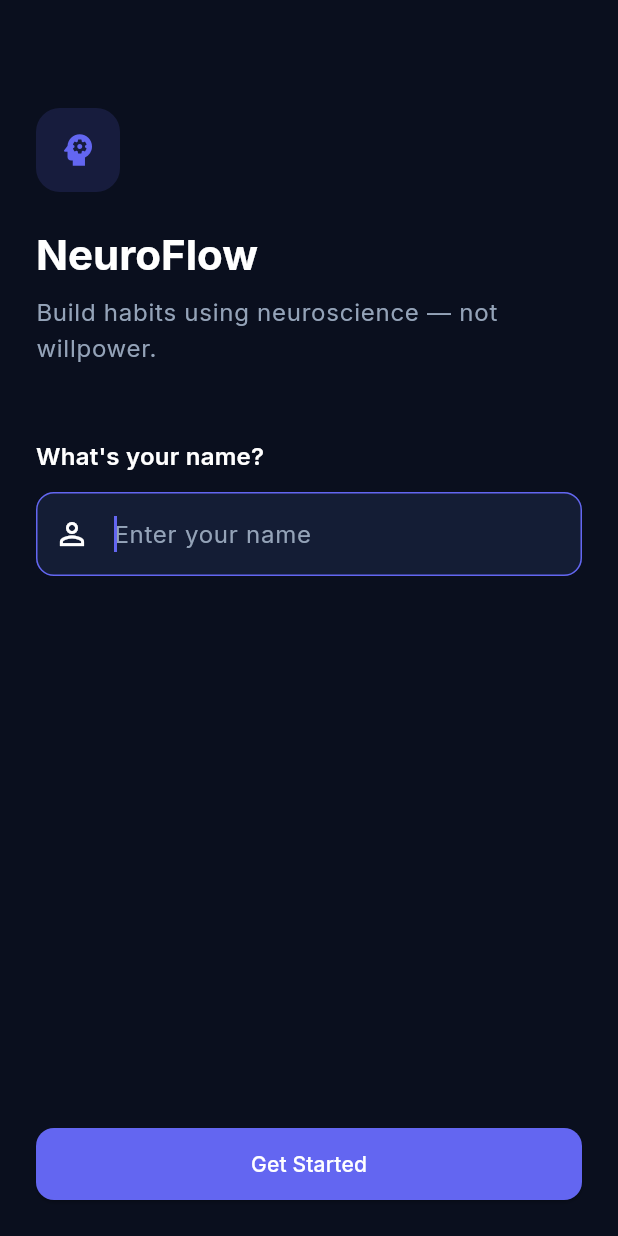
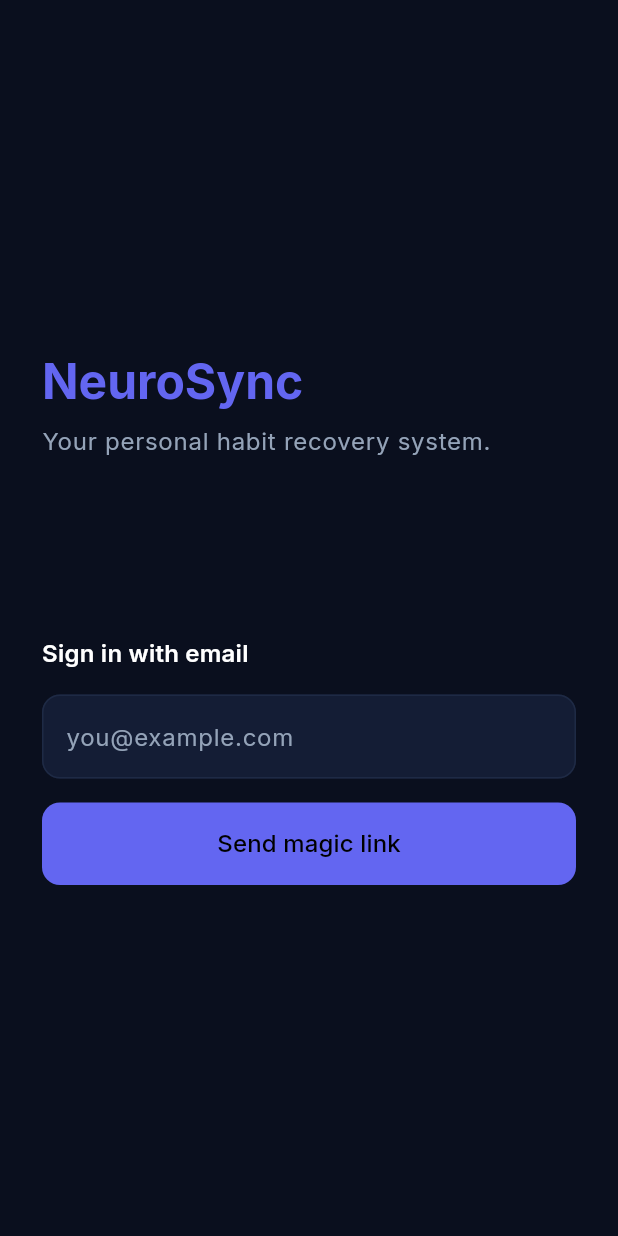
Before and after one commit to abdullahsadik00/Neuroscience-Habit-App, a Flutter app: the screen it shows after launch, on a phone screen of 412 x 824 dp. Run offline on Flutter 3.47's test engine with Material 3 defaults, Android fonts, the phone set to English and light mode, and no system bars; drawn by our look-alikes of flutter_animate; our stand-ins replace flutter_riverpod, google_fonts, shared_preferences, supabase_flutter; accounts and stored records are empty.

Commit message:
feat: Supabase auth + cloud sync for Flutter app
Adds email magic-link authentication and Postgres state sync.
Every state mutation upserts to neuro_state table (fire-and-forget);
on sign-in the cloud row is pulled and hydrated locally.
App works fully offline when Supabase credentials are not provided.

Co-Authored-By: Claude Sonnet 4.6 <noreply@anthropic.com>

```diff
--- a/flutter_app/lib/app.dart
+++ b/flutter_app/lib/app.dart
@@ -1,11 +1,24 @@
 import 'package:flutter/material.dart';
 import 'package:flutter_riverpod/flutter_riverpod.dart';
+import 'package:supabase_flutter/supabase_flutter.dart' show Supabase;
 import 'theme/app_theme.dart';
 import 'providers/neuro_provider.dart';
+import 'providers/auth_provider.dart';
+import 'pages/auth_gate_page.dart';
 import 'pages/onboarding_page.dart';
 import 'pages/brain_assessment_page.dart';
 import 'pages/routine_blueprint_page.dart';
 import 'pages/dashboard_page.dart';
+
+// Whether Supabase was actually initialised (credentials were provided).
+bool get _supabaseReady {
+  try {
+    Supabase.instance.client;
+    return true;
+  } catch (_) {
+    return false;
+  }
+}
 
 class NeuroFlowApp extends ConsumerWidget {
   const NeuroFlowApp({super.key});
@@ -29,8 +42,29 @@ class _AppRouter extends ConsumerWidget {
 
   @override
   Widget build(BuildContext context, WidgetRef ref) {
+    // When Supabase is configured, gate on auth first.
+    if (_supabaseReady) {
+      final authAsync = ref.watch(authStateProvider);
+
+      // While the auth stream is loading, show a blank scaffold.
+      if (authAsync.isLoading) {
+        return const Scaffold(body: Center(child: CircularProgressIndicator()));
+      }
+
+      final user = ref.watch(currentUserProvider);
+      if (user == null) return const AuthGatePage();
+
+      // Signed in — pull cloud state once on auth change.
+      ref.listen(authStateProvider, (_, next) {
+        next.whenData((event) {
+          if (event.session != null) {
+            ref.read(neuroProvider.notifier).loadFromCloud();
+          }
+        });
+      });
+    }
+
     final state = ref.watch(neuroProvider);
-
     if (!state.onboardingComplete) return const OnboardingPage();
     if (state.brainProfile == null) return const BrainAssessmentPage();
     if (!state.blueprintAccepted) return const RoutineBlueprintPage();
--- /dev/null
+++ b/flutter_app/lib/pages/auth_gate_page.dart
@@ -0,0 +1,207 @@
+// TODO SETUP — Before this screen works you need:
+//
+// 1. Create a Supabase project at https://supabase.com
+//    - Project name: neurosync (or anything you like)
+//    - Choose a region close to your users
+//
+// 2. Enable Email (magic link) auth:
+//    Dashboard → Authentication → Providers → Email
+//    - Enable Email provider: ON
+//    - "Confirm email": OFF (so magic link logs in immediately)
+//    - "Enable email OTP": ON
+//
+// 3. For deep-link redirect (so the magic link opens the app):
+//    Dashboard → Authentication → URL Configuration
+//    - Add to "Redirect URLs": com.neuroflow://login-callback/
+//    - For web: http://localhost:62728
+//
+//    In flutter_app/android/app/src/main/AndroidManifest.xml add inside <activity>:
+//      <intent-filter>
+//        <action android:name="android.intent.action.VIEW" />
+//        <category android:name="android.intent.category.DEFAULT" />
+//        <category android:name="android.intent.category.BROWSABLE" />
+//        <data android:scheme="com.neuroflow" android:host="login-callback" />
+//      </intent-filter>
+//
+//    In flutter_app/ios/Runner/Info.plist add:
+//      <key>CFBundleURLTypes</key>
+//      <array>
+//        <dict>
+//          <key>CFBundleURLSchemes</key>
+//          <array><string>com.neuroflow</string></array>
+//        </dict>
+//      </array>
+//
+// 4. Copy your project URL and anon key from:
+//    Dashboard → Project Settings → API
+//    Then run with:
+//      flutter run --dart-define=SUPABASE_URL=https://xxxx.supabase.co \
+//                  --dart-define=SUPABASE_ANON_KEY=eyJxxxx
+//    Or add them to a .env file (never commit to git).
+
+import 'package:flutter/material.dart';
+import 'package:flutter_animate/flutter_animate.dart';
+import 'package:supabase_flutter/supabase_flutter.dart';
+import '../theme/app_theme.dart';
+
+class AuthGatePage extends StatefulWidget {
+  const AuthGatePage({super.key});
+
+  @override
+  State<AuthGatePage> createState() => _AuthGatePageState();
+}
+
+class _AuthGatePageState extends State<AuthGatePage> {
+  final _emailController = TextEditingController();
+  bool _loading = false;
+  bool _sent = false;
+  String? _error;
+
+  @override
+  void dispose() {
+    _emailController.dispose();
+    super.dispose();
+  }
+
+  Future<void> _sendMagicLink() async {
+    final email = _emailController.text.trim();
+    if (email.isEmpty || !email.contains('@')) {
+      setState(() => _error = 'Enter a valid email address.');
+      return;
+    }
+    setState(() {
+      _loading = true;
+      _error = null;
+    });
+
+    try {
+      await Supabase.instance.client.auth.signInWithOtp(
+        email: email,
+        emailRedirectTo: 'com.neuroflow://login-callback/',
+      );
+      if (mounted) setState(() => _sent = true);
+    } on AuthException catch (e) {
+      if (mounted) setState(() => _error = e.message);
+    } catch (_) {
+      if (mounted) setState(() => _error = 'Something went wrong. Try again.');
+    } finally {
+      if (mounted) setState(() => _loading = false);
+    }
+  }
+
+  @override
+  Widget build(BuildContext context) {
+    return Scaffold(
+      body: SafeArea(
+        child: Padding(
+          padding: const EdgeInsets.symmetric(horizontal: 28),
+          child: Column(
+            crossAxisAlignment: CrossAxisAlignment.start,
+            children: [
+              const Spacer(flex: 2),
+              Text(
+                'NeuroSync',
+                style: Theme.of(context).textTheme.headlineLarge?.copyWith(
+                      fontWeight: FontWeight.bold,
+                      color: const Color(0xFF6366F1),
+                    ),
+              ).animate().fadeIn().slideY(begin: -0.2),
+              const SizedBox(height: 8),
+              Text(
+                'Your personal habit recovery system.',
+                style: Theme.of(context).textTheme.bodyLarge?.copyWith(
+                      color: context.textSecondary,
+                    ),
+              ).animate().fadeIn(delay: 100.ms),
+              const Spacer(),
+              if (!_sent) ...[
+                Text(
+                  'Sign in with email',
+                  style: Theme.of(context).textTheme.titleMedium?.copyWith(fontWeight: FontWeight.w600),
+                ).animate().fadeIn(delay: 150.ms),
+                const SizedBox(height: 16),
+                TextField(
+                  controller: _emailController,
+                  keyboardType: TextInputType.emailAddress,
+                  autofillHints: const [AutofillHints.email],
+                  textInputAction: TextInputAction.done,
+                  onSubmitted: (_) => _sendMagicLink(),
+                  decoration: InputDecoration(
+                    hintText: 'you@example.com',
+                    filled: true,
+                    fillColor: context.cardBg,
+                    border: OutlineInputBorder(
+                      borderRadius: BorderRadius.circular(12),
+                      borderSide: BorderSide(color: context.borderColor),
+                    ),
+                    enabledBorder: OutlineInputBorder(
+                      borderRadius: BorderRadius.circular(12),
+                      borderSide: BorderSide(color: context.borderColor),
+                    ),
+                    focusedBorder: OutlineInputBorder(
+                      borderRadius: BorderRadius.circular(12),
+                      borderSide: const BorderSide(color: Color(0xFF6366F1)),
+                    ),
+                    errorText: _error,
+                  ),
+                ).animate().fadeIn(delay: 200.ms),
+                const SizedBox(height: 16),
+                SizedBox(
+                  width: double.infinity,
+                  child: FilledButton(
+                    onPressed: _loading ? null : _sendMagicLink,
+                    style: FilledButton.styleFrom(
+                      backgroundColor: const Color(0xFF6366F1),
+                      padding: const EdgeInsets.symmetric(vertical: 16),
+                      shape: RoundedRectangleBorder(borderRadius: BorderRadius.circular(12)),
+                    ),
+                    child: _loading
+                        ? const SizedBox(width: 20, height: 20, child: CircularProgressIndicator(strokeWidth: 2, color: Colors.white))
+                        : const Text('Send magic link', style: TextStyle(fontSize: 16)),
+                  ),
+                ).animate().fadeIn(delay: 250.ms),
+              ] else ...[
+                Container(
+                  padding: const EdgeInsets.all(24),
+                  decoration: BoxDecoration(
+                    color: context.cardBg,
+                    borderRadius: BorderRadius.circular(16),
+                    border: Border.all(color: context.borderColor),
+                  ),
+                  child: Column(
+                    children: [
+                      const Icon(Icons.mark_email_read_outlined, size: 48, color: Color(0xFF6366F1)),
+                      const SizedBox(height: 16),
+                      Text(
+                        'Check your inbox',
+                        style: Theme.of(context).textTheme.titleLarge?.copyWith(fontWeight: FontWeight.bold),
+                        textAlign: TextAlign.center,
+                      ),
+                      const SizedBox(height: 8),
+                      Text(
+                        'We sent a magic link to ${_emailController.text.trim()}. Tap it to sign in.',
+                        style: TextStyle(color: context.textSecondary),
+                        textAlign: TextAlign.center,
+                      ),
+                    ],
+                  ),
+                ).animate().fadeIn().scale(begin: const Offset(0.95, 0.95)),
+                const SizedBox(height: 16),
+                Center(
+                  child: TextButton(
+                    onPressed: () => setState(() {
+                      _sent = false;
+                      _emailController.clear();
+                    }),
+                    child: Text('Use a different email', style: TextStyle(color: context.textSecondary)),
+                  ),
+                ),
+              ],
+              const Spacer(flex: 2),
+            ],
+          ),
+        ),
+      ),
+    );
+  }
+}
--- /dev/null
+++ b/flutter_app/lib/providers/auth_provider.dart
@@ -0,0 +1,16 @@
+import 'package:flutter_riverpod/flutter_riverpod.dart';
+import 'package:supabase_flutter/supabase_flutter.dart';
+
+final supabaseClientProvider = Provider<SupabaseClient>(
+  (_) => Supabase.instance.client,
+);
+
+/// Emits AuthState on every sign-in / sign-out event.
+final authStateProvider = StreamProvider<AuthState>((ref) {
+  return ref.watch(supabaseClientProvider).auth.onAuthStateChange;
+});
+
+/// The currently signed-in user, or null when logged out.
+final currentUserProvider = Provider<User?>((ref) {
+  return ref.watch(supabaseClientProvider).auth.currentUser;
+});
--- a/flutter_app/pubspec.yaml
+++ b/flutter_app/pubspec.yaml
@@ -15,6 +15,7 @@ dependencies:
   google_fonts: ^6.2.1
   uuid: ^4.4.2
   intl: ^0.19.0
+  supabase_flutter: ^2.8.1
 
 dev_dependencies:
   flutter_test:
```
Also changed, not shown: flutter_app/lib/main.dart (+23 -0 lines), flutter_app/lib/pages/dashboard_page.dart (+43 -0 lines), flutter_app/lib/providers/neuro_provider.dart (+40 -0 lines), 1 other file.
